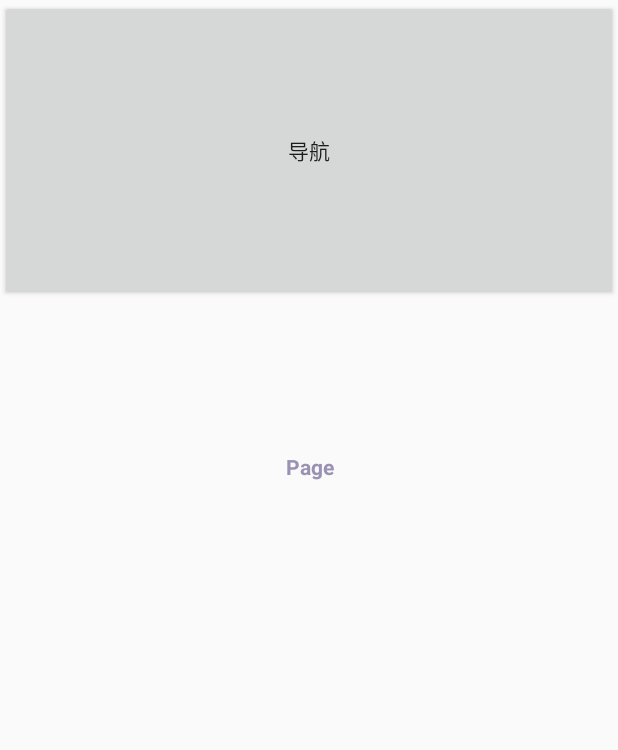
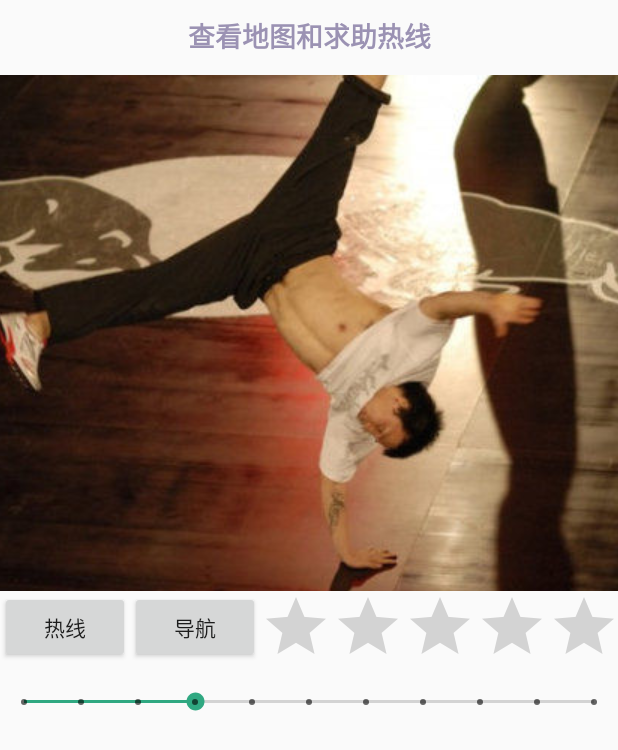
Before and after one commit to LitianD/MySportClub, an Android app: the layout item_vp1.xml on its own in the app's theme, with its tools: preview values and no code run, on a phone screen of 412 x 824 dp. Shown: the top 750 px of the screen. Run offline under Robolectric (Android 15) with nearby library versions, the phone set to English and light mode, and no system bars.

Commit message:
add phonecall and UI design better

```diff
--- a/app/src/main/AndroidManifest.xml
+++ b/app/src/main/AndroidManifest.xml
@@ -37,6 +37,8 @@
     <uses-permission android:name="android.permission.INTERNET" />
     <!-- SD卡读取权限，用户写入离线定位数据-->
     <uses-permission android:name="android.permission.MOUNT_UNMOUNT_FILESYSTEMS" />
+    <!-- 打电话权限-->
+    <uses-permission android:name="android.permission.CALL_PHONE"/>
 
     <application
         android:allowBackup="true"
--- a/app/src/main/java/com/zlt/mysportclub/HomeActivity.java
+++ b/app/src/main/java/com/zlt/mysportclub/HomeActivity.java
@@ -8,6 +8,7 @@ import android.graphics.Color;
 import android.media.MediaPlayer;
 import android.net.Uri;
 import android.support.annotation.Nullable;
+import android.support.v4.content.ContextCompat;
 import android.support.v4.view.PagerAdapter;
 import android.support.v4.view.ViewPager;
 import android.support.v7.app.AlertDialog;
@@ -23,6 +24,7 @@ import android.webkit.WebViewFragment;
 import android.widget.ArrayAdapter;
 import android.widget.Button;
 import android.widget.EditText;
+import android.widget.ImageView;
 import android.widget.ListView;
 import android.widget.ProgressBar;
 import android.widget.TextView;
@@ -34,6 +36,7 @@ import com.zlt.mysportclub.model.Trainer;
 import java.io.File;
 import java.io.IOException;
 import java.util.ArrayList;
+import java.util.Random;
 
 import cn.jzvd.Jzvd;
 import cn.jzvd.JzvdStd;
@@ -46,6 +49,7 @@ public class HomeActivity extends AppCompatActivity {
     private SurfaceHolder holder;
     private ProgressBar progressBar;
     private int k=2;
+    private int rand_img=0;
     private JzvdStd jzvdStd;
     private JzvdStd jzvdStd1;
     private JzvdStd jzvdStd2;
@@ -152,6 +156,7 @@ public class HomeActivity extends AppCompatActivity {
 
             @Override
             public Object instantiateItem(final ViewGroup container, final int position) {
+                final String tel = "18811435290";
                 final View view;
                 if(position==0){
                     k=0;
@@ -190,9 +195,25 @@ public class HomeActivity extends AppCompatActivity {
                 }else if(position==1){
                     view = LayoutInflater.from(
                             getBaseContext()).inflate(R.layout.item_vp1, null, false);
-                    k=1;
-                        Button btn1 = (Button)view.findViewById(R.id.button2);
-                        btn1.setOnClickListener(new View.OnClickListener() {
+                            k=1;
+                            final ImageView img = (ImageView) view.findViewById(R.id.image_random);
+                            img.setImageDrawable(getResources().getDrawable(R.drawable.tomas0));
+                            Button btn0 = (Button)view.findViewById(R.id.btn_tel);
+                            btn0.setOnClickListener(new View.OnClickListener() {
+                                @Override
+                                public void onClick(View v) {
+                                    Intent intent = new Intent();
+                                    //设置拨打电话的动作
+                                    intent.setAction(Intent.ACTION_CALL);
+                                    //设置拨打电话的号码
+                                    intent.setData(Uri.parse("tel:" + tel));
+                                    //开启打电话的意图
+                                    startActivity(intent);
+                                }
+                            });
+
+                            Button btn1 = (Button)view.findViewById(R.id.button2);
+                            btn1.setOnClickListener(new View.OnClickListener() {
                             @Override
                             public void onClick(View v) {
                                 //Intent是一种运行时绑定（run-time binding）机制，它能在程序运行过程中连接两个不同的组件。
@@ -200,7 +221,7 @@ public class HomeActivity extends AppCompatActivity {
                                 Intent i = new Intent(HomeActivity.this, MapActivity.class);
                                 //启动
                                 startActivity(i);
-                            }
+                                }
                         });
 
                     //initVideo();
@@ -236,7 +257,25 @@ public class HomeActivity extends AppCompatActivity {
                 }
 //                final TextView txtPage = (TextView) view.findViewById(R.id.txt_vp_item_page);
 //                txtPage.setText(String.format("Page #%d", position));
+                Random random = new Random();
+                rand_img = random.nextInt(4);
 
+//                final ImageView img = (ImageView) view.findViewById(R.id.image_random);
+//                img = (ImageView) view.findViewById(R.id.image_random);
+//                if(position==1){
+//                    if(rand_img==0) {
+//                        img.setImageDrawable(getResources().getDrawable(R.drawable.tomas0));
+//                    }
+//                    if(rand_img==1) {
+//                        img.setImageDrawable(getResources().getDrawable(R.drawable.tomas1));
+//                    }
+//                    if(rand_img==2) {
+//                        img.setImageDrawable(getResources().getDrawable(R.drawable.tomas2));
+//                    }
+//                    if(rand_img==3) {
+//                        img.setImageDrawable(getResources().getDrawable(R.drawable.tomas3));
+//                    }
+//                }
                 container.addView(view);
                 return view;
             }
--- a/app/src/main/res/layout/item_vp1.xml
+++ b/app/src/main/res/layout/item_vp1.xml
@@ -1,29 +1,91 @@
 <?xml version="1.0" encoding="utf-8"?>
 <LinearLayout xmlns:android="http://schemas.android.com/apk/res/android"
+    xmlns:app="http://schemas.android.com/apk/res-auto"
     android:layout_width="match_parent"
     android:layout_height="match_parent"
     android:orientation="vertical"
     android:weightSum="4">
 
 
-    <Button
-        android:id="@+id/button2"
+    <LinearLayout
         android:layout_width="match_parent"
-        android:layout_height="0dp"
-        android:layout_weight="1"
-        android:text="导航" />
+        android:layout_height="50dp"
+        android:orientation="horizontal">
 
         <TextView
             android:id="@+id/txt_vp_item_page"
-        android:layout_width="match_parent"
-        android:layout_height="0dp"
+            android:layout_width="wrap_content"
+            android:layout_height="wrap_content"
             android:layout_margin="10dp"
             android:layout_weight="1"
 
             android:gravity="center"
-        android:text="Page"
+            android:text="查看地图和求助热线"
+            android:textAlignment="center"
+            android:textAllCaps="true"
             android:textColor="#9b92b3"
+            android:textSize="18sp"
             android:textStyle="bold" />
+    </LinearLayout>
+
+    <ImageButton
+        android:id="@+id/image_random"
+        android:layout_width="match_parent"
+        android:layout_height="344dp"
+        app:srcCompat="@drawable/tomas0" />
+
+    <LinearLayout
+        android:layout_width="wrap_content"
+        android:layout_height="wrap_content"
+        android:orientation="horizontal">
+
+        <LinearLayout
+            android:layout_width="match_parent"
+            android:layout_height="match_parent"
+            android:layout_weight="1"
+            android:orientation="vertical">
+
+            <LinearLayout
+                android:layout_width="match_parent"
+                android:layout_height="wrap_content"
+                android:orientation="horizontal">
+
+                <Button
+                    android:id="@+id/btn_tel"
+                    android:layout_width="wrap_content"
+                    android:layout_height="wrap_content"
+                    android:layout_weight="1"
+                    android:text="热线" />
+
+                <Button
+                    android:id="@+id/button2"
+                    android:layout_width="wrap_content"
+                    android:layout_height="wrap_content"
+                    android:layout_weight="1"
+                    android:text="导航" />
+
+                <RatingBar
+                    android:id="@+id/ratingBar"
+                    style="@android:style/Widget.DeviceDefault.Light.RatingBar"
+                    android:layout_width="240dp"
+                    android:layout_height="wrap_content"
+                    android:layout_weight="1" />
+
+            </LinearLayout>
+
+            <SeekBar
+                android:id="@+id/seekBar2"
+                style="@style/Widget.AppCompat.SeekBar.Discrete"
+                android:layout_width="match_parent"
+                android:layout_height="33dp"
+                android:layout_weight="1"
+                android:max="10"
+                android:progress="3" />
+
+        </LinearLayout>
+
+    </LinearLayout>
+
     <!--android:background="@drawable/bg_round_rect"-->
 
 </LinearLayout>
```
Also changed, not shown: app/src/main/res/drawable/tomas0.jpg (added), app/src/main/res/drawable/tomas1.jpg (added), app/src/main/res/drawable/tomas2.jpg (added), app/src/main/res/drawable/tomas3.jpg (added). Lines whose indentation alone changed are shown as unchanged.
